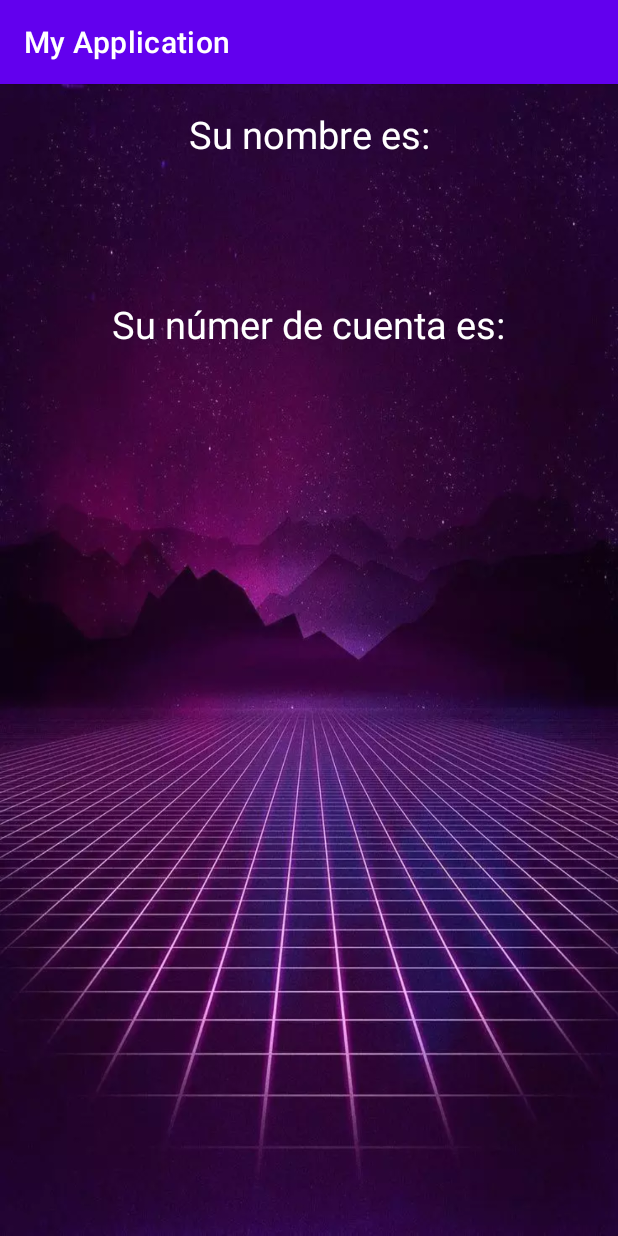
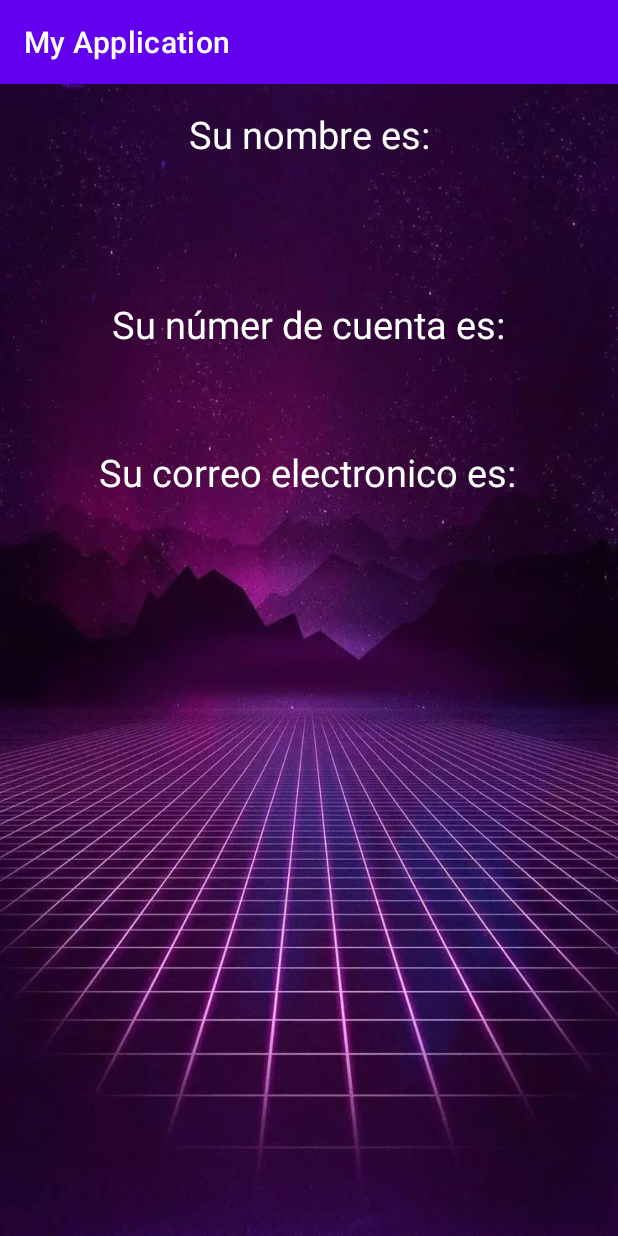
Before and after one commit to Jokecortana/Ejercicio1, an Android app: the MainActivity2 screen opened directly, with no data from a screen before it, on a phone screen of 412 x 824 dp. Run offline under Robolectric (Android 15) with nearby library versions, the phone set to English and light mode, and no system bars.

Commit message:
Se muestra en pantalla el email validado

```diff
--- a/app/src/main/java/com/example/myapplication/MainActivity.kt
+++ b/app/src/main/java/com/example/myapplication/MainActivity.kt
@@ -42,7 +42,7 @@ data class User (var nombre: String?, var apellido: String?, var numCta: Int): P
     }
 }
 
-
+//MAIN ACTIVITY
 class MainActivity : AppCompatActivity() {
 
     private lateinit var binding: ActivityMainBinding
@@ -59,7 +59,7 @@ class MainActivity : AppCompatActivity() {
     fun click(view: View) {
 
         val intent = Intent(this, MainActivity2::class.java)
-        //nombre
+        //nombre EDIT TEXT
         val nombreT = findViewById<EditText>(R.id.etNombre)
 
         //apellido
@@ -68,11 +68,32 @@ class MainActivity : AppCompatActivity() {
         //numero de cuenta
         val numCtaT = findViewById<EditText>(R.id.etNumCta)
 
+        //correo edit text
+        val emaileT = findViewById<EditText>(R.id.etMail)
+
+
+        //obtencion de datos ingresados
 
         val nombre = nombreT.text.toString()
         val apellido= apellidoT.text.toString()
         val numCta = numCtaT.text.toString().toInt()
 
+        val email = emaileT.text.toString()
+
+        //validacion email
+        if (isValidEmail(email)) {
+            // Realizar alguna operación con el correo electrónico
+        } else {
+            // Mostrar un mensaje de error al usuario
+            Toast.makeText(this, "Correo electrónico inválido", Toast.LENGTH_SHORT).show()
+        }
+
+
+
+
+
+
+        //objeto
         val user = User(nombre,apellido,numCta)
 
 
@@ -83,6 +104,7 @@ class MainActivity : AppCompatActivity() {
         bundle.putString("nombre", user.apellido)
         bundle.putInt("nombre", user.numCta)
 */
+        bundle.putString("mail", email)
 
         //pasando objeto parcelable
         bundle.putParcelable("usuarios", user)
--- a/app/src/main/java/com/example/myapplication/MainActivity2.kt
+++ b/app/src/main/java/com/example/myapplication/MainActivity2.kt
@@ -20,12 +20,10 @@ class MainActivity2 : AppCompatActivity() {
         val bundle = intent.extras
 
 
+
+
+
         // Referencia de text views
-        val nom= findViewById<TextView>(R.id.etNombre2)
-
-        val ape= findViewById<TextView>(R.id.etApellid2)
-
-        val cta= findViewById<TextView>(R.id.etNumCta2)
 
 
 
@@ -35,13 +33,17 @@ class MainActivity2 : AppCompatActivity() {
             val cuenta = bundle.getInt("cuenta", 0)
 
 
-            //Text VIew
+            //email
+            val email = bundle.getString("mail", "error")
+
+
+
+
+            //Text VIew referencia
+            val etmail2 = findViewById<TextView>(R.id.etMail2)
             val etNom2 = findViewById<TextView>(R.id.etNombre2)
             val etApe2 = findViewById<TextView>(R.id.etApellid2)
             val nCta2 = findViewById<TextView>(R.id.etNumCta2)
-
-
-
 
             var usuario: User? = null
 
@@ -59,7 +61,7 @@ class MainActivity2 : AppCompatActivity() {
                 etNom2.text= "${usuario.nombre}"
                 etApe2.text = "${usuario.apellido}"
                 nCta2.text = "${usuario.numCta}"
-
+                etmail2.text = email
             }
 
 
--- a/app/src/main/res/layout/activity_main.xml
+++ b/app/src/main/res/layout/activity_main.xml
@@ -98,7 +98,7 @@
         app:layout_constraintVertical_bias="0.51" />
 
     <EditText
-        android:id="@+id/editTextTextEmailAddress"
+        android:id="@+id/etMail"
         android:layout_width="wrap_content"
         android:layout_height="wrap_content"
         android:ems="10"
--- a/app/src/main/res/layout/activity_main2.xml
+++ b/app/src/main/res/layout/activity_main2.xml
@@ -19,6 +19,8 @@
         app:layout_constraintStart_toStartOf="parent"
         app:layout_constraintTop_toTopOf="parent"
         app:layout_constraintVertical_bias="0.022" />
+
+
 
     <TextView
         android:id="@+id/etNombre2"
@@ -76,5 +78,33 @@
         app:layout_constraintTop_toTopOf="parent"
         app:layout_constraintVertical_bias="0.098" />
 
+    <TextView
+        android:id="@+id/textView11"
+        android:layout_width="wrap_content"
+        android:layout_height="wrap_content"
+        android:text="@string/rCorreo"
+        android:textColor="@color/letras"
+        android:textSize="25sp"
+        app:layout_constraintBottom_toBottomOf="parent"
+        app:layout_constraintEnd_toEndOf="parent"
+        app:layout_constraintHorizontal_bias="0.496"
+        app:layout_constraintStart_toStartOf="parent"
+        app:layout_constraintTop_toTopOf="parent"
+        app:layout_constraintVertical_bias="0.329" />
+
+    <TextView
+        android:id="@+id/etMail2"
+        android:layout_width="wrap_content"
+        android:layout_height="wrap_content"
+        android:text="@string/rVacio"
+        android:textSize="25sp"
+        android:textColor="@color/letras"
+        app:layout_constraintBottom_toBottomOf="parent"
+        app:layout_constraintEnd_toEndOf="parent"
+        app:layout_constraintHorizontal_bias="0.498"
+        app:layout_constraintStart_toStartOf="parent"
+        app:layout_constraintTop_toTopOf="parent"
+        app:layout_constraintVertical_bias="0.398" />
+
 
 </androidx.constraintlayout.widget.ConstraintLayout>
--- a/app/src/main/res/values/strings.xml
+++ b/app/src/main/res/values/strings.xml
@@ -14,4 +14,5 @@
     <string name="resNombre">Su nombre es:</string>
     <string name="rVacio"> </string>
     <string name="rNumCta">Su númer de cuenta es:</string>
+    <string name="rCorreo">Su correo electronico es:</string>
 </resources>
```
